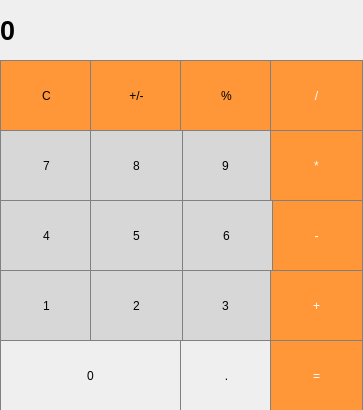
This is Calculator/mainwindow.ui in mrityu-jha/SSL-Team as Qt 5 draws it before an edit. The edited form follows.
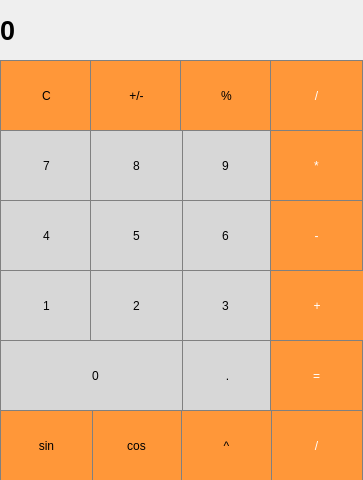
This is the edited form.

Commit message: Trigonometrical and Power Function Added

What changed in the file:
```diff
--- a/Calculator/mainwindow.ui
+++ b/Calculator/mainwindow.ui
@@ -7,7 +7,7 @@
     <x>0</x>
     <y>0</y>
     <width>363</width>
-    <height>410</height>
+    <height>480</height>
    </rect>
   </property>
   <property name="windowTitle">
@@ -165,7 +165,7 @@
      <rect>
       <x>270</x>
       <y>270</y>
-      <width>93</width>
+      <width>94</width>
       <height>71</height>
      </rect>
     </property>
@@ -190,13 +190,14 @@
      <rect>
       <x>0</x>
       <y>340</y>
-      <width>181</width>
+      <width>191</width>
       <height>71</height>
      </rect>
     </property>
     <property name="styleSheet">
      <string notr="true">QPushButton {
-   border: 1px solid gray;
+  background-color: rgb(215, 215, 215);
+  border: 1px solid gray;
 }
 QPushButton:pressed {
     background-color: qlineargradient(x1: 0, y1: 0, x2: 0, y2: 1,
@@ -210,15 +211,16 @@
    <widget class="QPushButton" name="pushButton_decimal">
     <property name="geometry">
      <rect>
-      <x>180</x>
+      <x>182</x>
       <y>340</y>
-      <width>93</width>
+      <width>91</width>
       <height>71</height>
      </rect>
     </property>
     <property name="styleSheet">
      <string>QPushButton {
-   border: 1px solid gray;
+  background-color: rgb(215, 215, 215);
+  border: 1px solid gray;
 }
 QPushButton:pressed {
     background-color: qlineargradient(x1: 0, y1: 0, x2: 0, y2: 1,
@@ -259,7 +261,7 @@
      <rect>
       <x>180</x>
       <y>200</y>
-      <width>93</width>
+      <width>91</width>
       <height>71</height>
      </rect>
     </property>
@@ -486,6 +488,100 @@
      <string>2</string>
     </property>
    </widget>
+   <widget class="QPushButton" name="pushButton_Divide_2">
+    <property name="geometry">
+     <rect>
+      <x>270</x>
+      <y>410</y>
+      <width>93</width>
+      <height>71</height>
+     </rect>
+    </property>
+    <property name="styleSheet">
+     <string notr="true">QPushButton {
+  background-color: rgb(255, 151, 57);
+  color: white; 
+  border: 1px solid gray;
+}
+
+QPushButton:pressed {
+    background-color: qlineargradient(x1: 0, y1: 0, x2: 0, y2: 1,
+                                      stop: 0 #FF7832, stop: 1 #FF9739);
+}</string>
+    </property>
+    <property name="text">
+     <string>/</string>
+    </property>
+   </widget>
+   <widget class="QPushButton" name="pushButton_Cos">
+    <property name="geometry">
+     <rect>
+      <x>90</x>
+      <y>410</y>
+      <width>93</width>
+      <height>71</height>
+     </rect>
+    </property>
+    <property name="styleSheet">
+     <string notr="true">QPushButton {
+  background-color: rgb(255, 151, 57);;
+  border: 1px solid gray;
+}
+QPushButton:pressed {
+    background-color: qlineargradient(x1: 0, y1: 0, x2: 0, y2: 1,
+                                      stop: 0 #BEBEBE, stop: 1 #D7D7D7);
+}</string>
+    </property>
+    <property name="text">
+     <string>cos</string>
+    </property>
+   </widget>
+   <widget class="QPushButton" name="pushButton_Power">
+    <property name="geometry">
+     <rect>
+      <x>181</x>
+      <y>410</y>
+      <width>91</width>
+      <height>71</height>
+     </rect>
+    </property>
+    <property name="styleSheet">
+     <string notr="true">QPushButton {
+  background-color: rgb(255, 151, 57);;
+  border: 1px solid gray;
+}
+QPushButton:pressed {
+    background-color: qlineargradient(x1: 0, y1: 0, x2: 0, y2: 1,
+                                      stop: 0 #BEBEBE, stop: 1 #D7D7D7);
+}</string>
+    </property>
+    <property name="text">
+     <string>^</string>
+    </property>
+   </widget>
+   <widget class="QPushButton" name="pushButton_Sin">
+    <property name="geometry">
+     <rect>
+      <x>0</x>
+      <y>410</y>
+      <width>93</width>
+      <height>71</height>
+     </rect>
+    </property>
+    <property name="styleSheet">
+     <string notr="true">QPushButton {
+  background-color: rgb(255, 151, 57);;
+  border: 1px solid gray;
+}
+QPushButton:pressed {
+    background-color: qlineargradient(x1: 0, y1: 0, x2: 0, y2: 1,
+                                      stop: 0 #BEBEBE, stop: 1 #D7D7D7);
+}</string>
+    </property>
+    <property name="text">
+     <string>sin</string>
+    </property>
+   </widget>
   </widget>
  </widget>
  <resources/>
```
Left out of the diff: 4 changed lines with no effect on the pictures. The commit also changes 4 other files.
